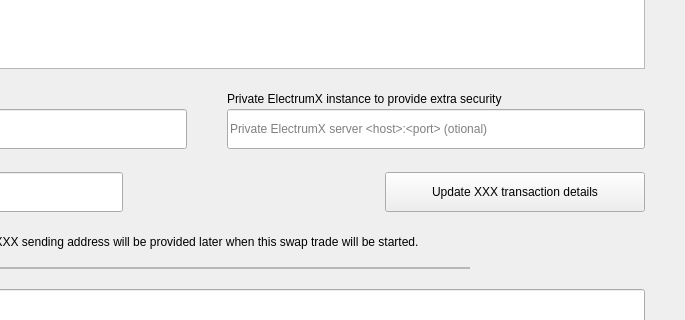
This is windows_desktop/s_editswap_w.ui in 0xkobe/mwc-wallet as Qt 5 draws it before an edit; both pictures show x 272 to 957 and y 378 to 698 of the 957 by 844 pixel window. The edited form follows.
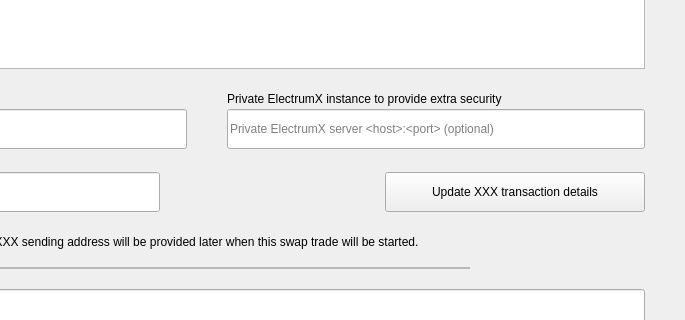
This is the edited form. Custom widgets are drawn as their Qt base class.

Commit message: Atomic Swap page, "Optional"spelling needs to be corrected. #877

```diff
--- a/windows_desktop/s_editswap_w.ui
+++ b/windows_desktop/s_editswap_w.ui
@@ -205,7 +205,7 @@
           <number>512</number>
          </property>
          <property name="placeholderText">
-          <string>Private ElectrumX server &lt;host&gt;:&lt;port&gt; (otional)</string>
+          <string>Private ElectrumX server &lt;host&gt;:&lt;port&gt; (optional)</string>
          </property>
         </widget>
        </item>
@@ -301,7 +301,7 @@
           </sizepolicy>
          </property>
          <property name="text">
-          <string>             </string>
+          <string/>
          </property>
         </widget>
        </item>
```
The commit also changes 4 other files.
